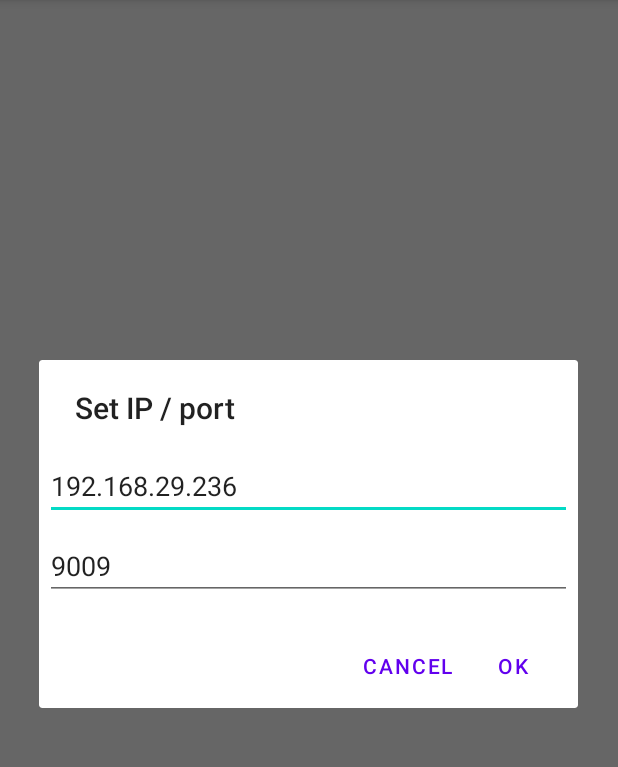
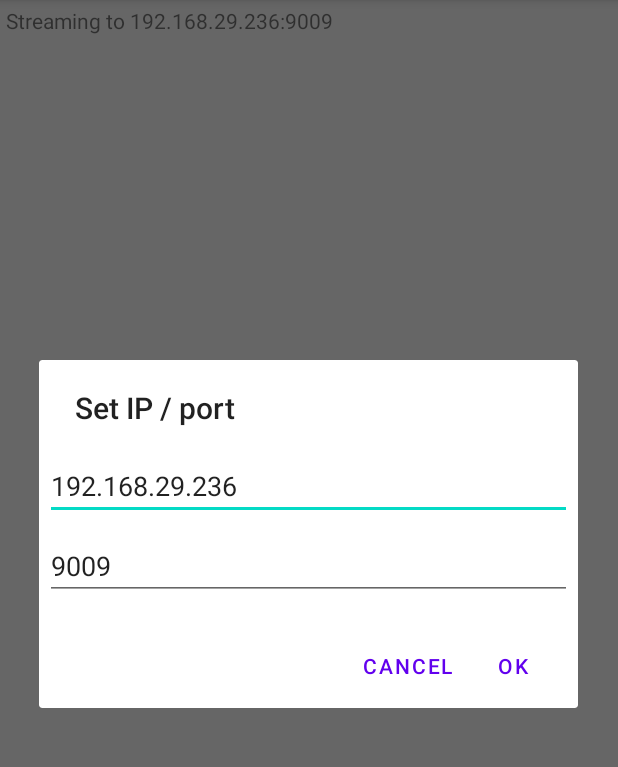
Before and after one commit to s-gv/android-vmic, an Android app: the screen it shows after launch (MainActivity), in the options menu, after a tap on "Set IP / port", on a phone screen of 412 x 824 dp, the part 84-851 px from its top. Run offline under Robolectric (Android 15) with nearby library versions, the light colour scheme and no system bars.

Commit message:
Status text

```diff
--- a/app/src/main/java/com/sagargv/vmic/MainActivity.kt
+++ b/app/src/main/java/com/sagargv/vmic/MainActivity.kt
@@ -8,6 +8,7 @@ import android.os.Bundle
 import android.view.*
 import android.widget.Button
 import android.widget.EditText
+import android.widget.TextView
 import androidx.appcompat.app.AlertDialog
 import androidx.appcompat.app.AppCompatActivity
 import androidx.core.app.JobIntentService
@@ -88,6 +89,7 @@ class MainActivity : AppCompatActivity() {
         if (!isStreaming) {
             isStreaming = true
             startStreaming()
+
             b.setText("End streaming")
             b.setBackgroundColor(resources.getColor(android.R.color.holo_red_light))
         }
@@ -100,15 +102,19 @@ class MainActivity : AppCompatActivity() {
     }
 
     private fun startStreaming() {
+        val statusView = findViewById<TextView>(R.id.statusView)
         val serviceIntent = Intent().apply {
             putExtra("addr", addr)
             putExtra("port", port)
         }
         JobIntentService.enqueueWork(this, MicStreamService::class.java, 0, serviceIntent)
+        statusView.setText("Streaming to " + addr + ":" + port)
     }
 
     private fun stopStreaming() {
         MicStreamService.isStreaming = false
+        val statusView = findViewById<TextView>(R.id.statusView)
+        statusView.setText("")
     }
 
     override fun onRequestPermissionsResult(
--- a/app/src/main/res/layout/activity_main.xml
+++ b/app/src/main/res/layout/activity_main.xml
@@ -17,4 +17,14 @@
         app:layout_constraintEnd_toEndOf="parent"
         app:layout_constraintStart_toStartOf="parent"
         app:layout_constraintTop_toTopOf="parent" />
+
+    <TextView
+        android:id="@+id/statusView"
+        android:layout_width="wrap_content"
+        android:layout_height="wrap_content"
+        android:layout_marginStart="4dp"
+        android:layout_marginTop="4dp"
+        android:text=""
+        app:layout_constraintStart_toStartOf="parent"
+        app:layout_constraintTop_toTopOf="parent" />
 </androidx.constraintlayout.widget.ConstraintLayout>
```
